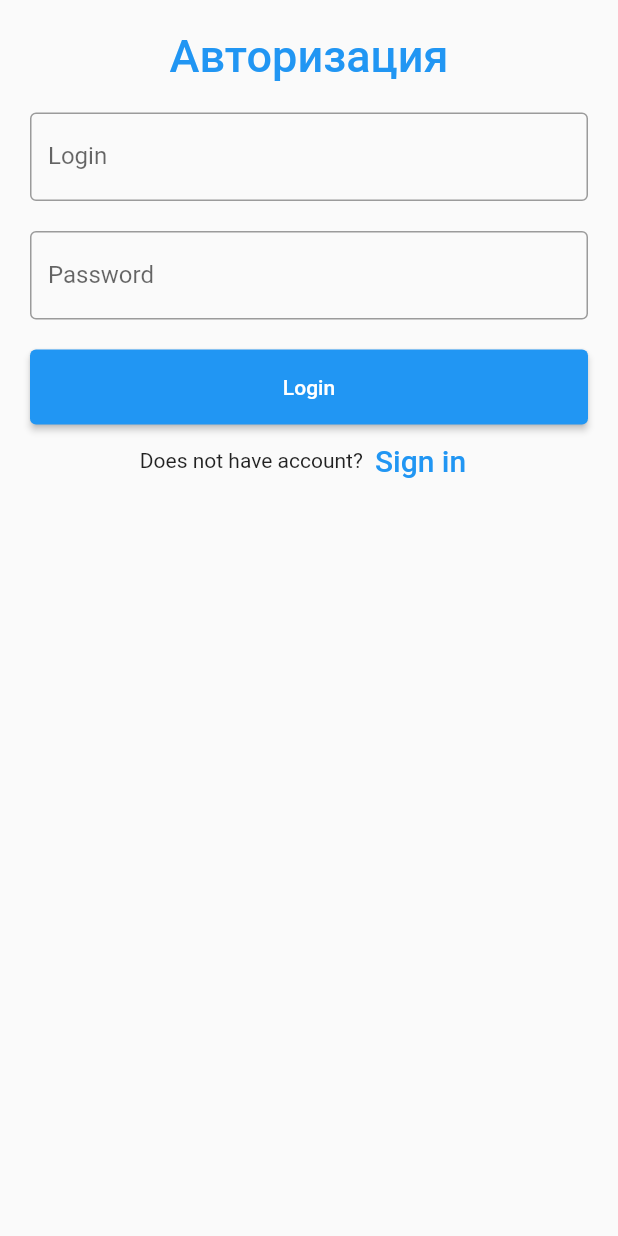
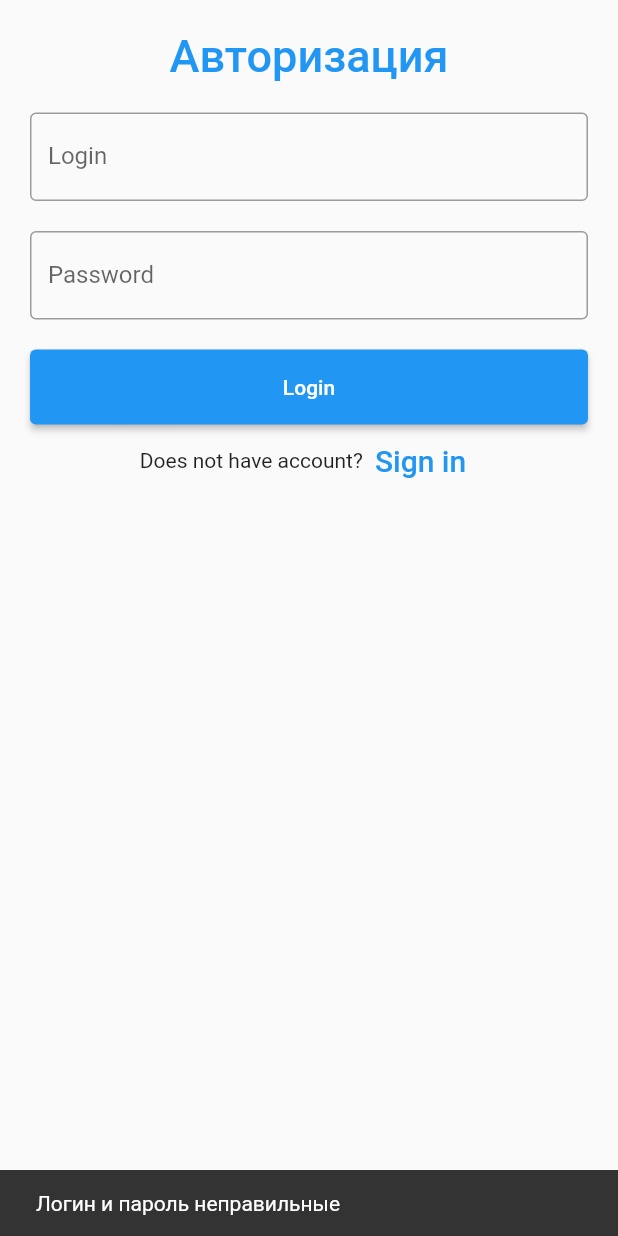
Before and after one commit to Serg8787/flutter_course_one, a Flutter app: the screen it shows after launch, after a tap on "Login", on a phone screen of 412 x 824 dp. Run offline on Flutter 3.47's test engine with Material 2 defaults, Android fonts, the phone set to English and light mode, and no system bars; our stand-ins replace shared_preferences.

Commit message:
without saved

```diff
--- a/lib/screens/login_screen.dart
+++ b/lib/screens/login_screen.dart
@@ -1,4 +1,5 @@
 import 'package:flutter/material.dart';
+import 'package:flutter_course_one/screens/welcome_dart.dart';
 
 
 class LoginScreen extends StatefulWidget {
@@ -59,10 +60,17 @@ class LoginScreenState extends State<LoginScreen> {
                   child: ElevatedButton(
                     child: const Text('Login'),
                     onPressed: () {
-                      print(nameController.text);
-                      print(passwordController.text);
+                      if(nameController.text == "admin" &&
+                      passwordController.text == "12345"){
+                        Navigator.of(context)
+                            .pushReplacement(MaterialPageRoute(builder: (_) => Welcome()));
+                      } else {
+                        print(nameController.text);
+                        print(passwordController.text);
+                        ScaffoldMessenger.of(context).showSnackBar(SnackBar(content: Text("Логин и пароль неправильные")));
+                      }
                     },
-                  )
+                  ),
               ),
               Row(
                 children: <Widget>[
```
